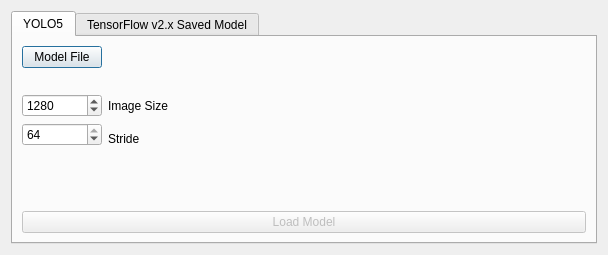
The window that bboxee/gui/select_model_dialog.ui (persts/BBoxEE) describes before a commit, drawn with Qt 5.
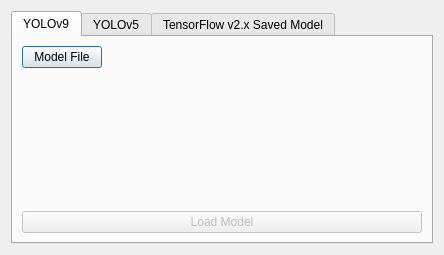
The same window after the commit.

```diff
--- a/bboxee/gui/select_model_dialog.ui
+++ b/bboxee/gui/select_model_dialog.ui
@@ -9,7 +9,7 @@
    <rect>
     <x>0</x>
     <y>0</y>
-    <width>608</width>
+    <width>444</width>
     <height>255</height>
    </rect>
   </property>
@@ -22,9 +22,66 @@
      <property name="currentIndex">
       <number>0</number>
      </property>
+     <widget class="QWidget" name="yolo9">
+      <attribute name="title">
+       <string>YOLOv9</string>
+      </attribute>
+      <layout class="QGridLayout" name="gridLayout_2">
+       <item row="0" column="0">
+        <widget class="QPushButton" name="pushButtonYolov9ModelFile">
+         <property name="text">
+          <string>Model File</string>
+         </property>
+        </widget>
+       </item>
+       <item row="0" column="1">
+        <spacer name="horizontalSpacer_3">
+         <property name="orientation">
+          <enum>Qt::Horizontal</enum>
+         </property>
+         <property name="sizeHint" stdset="0">
+          <size>
+           <width>315</width>
+           <height>20</height>
+          </size>
+         </property>
+        </spacer>
+       </item>
+       <item row="1" column="0" colspan="2">
+        <widget class="QLabel" name="labelYolov9ModelFile">
+         <property name="text">
+          <string/>
+         </property>
+        </widget>
+       </item>
+       <item row="2" column="1">
+        <spacer name="verticalSpacer">
+         <property name="orientation">
+          <enum>Qt::Vertical</enum>
+         </property>
+         <property name="sizeHint" stdset="0">
+          <size>
+           <width>20</width>
+           <height>100</height>
+          </size>
+         </property>
+        </spacer>
+       </item>
+       <item row="3" column="0" colspan="2">
+        <widget class="QPushButton" name="pushButtonYolov9">
+         <property name="enabled">
+          <bool>false</bool>
+         </property>
+         <property name="text">
+          <string>Load Model</string>
+         </property>
+        </widget>
+       </item>
+      </layout>
+     </widget>
      <widget class="QWidget" name="yolo5">
       <attribute name="title">
-       <string>YOLO5</string>
+       <string>YOLOv5</string>
       </attribute>
       <layout class="QGridLayout" name="gridLayout">
        <item row="0" column="0">
```
Left out of the diff: 6 changed lines with no effect on the pictures.
